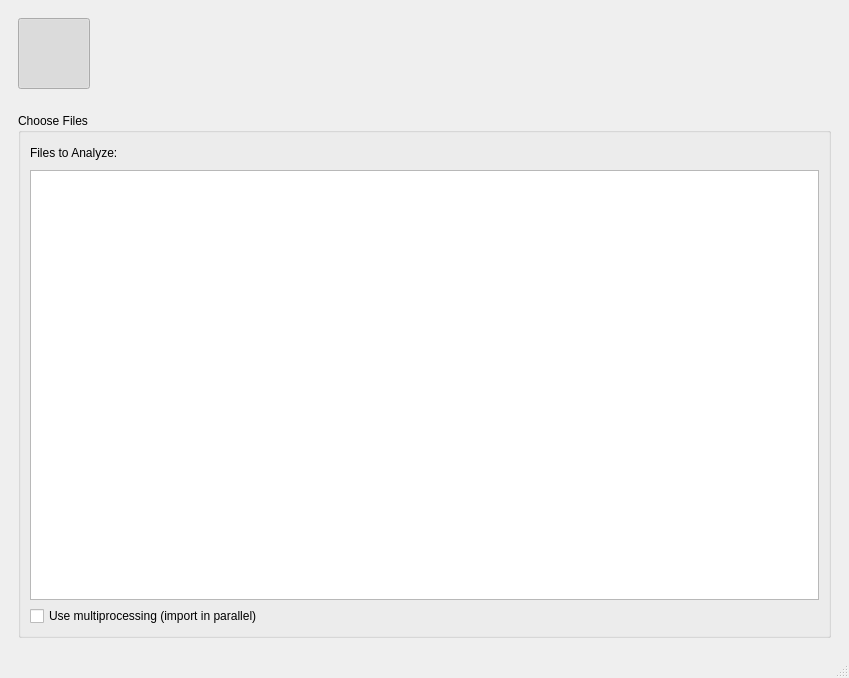
Old version of the form views/ui/main_window.ui in the repository ELVIS-Project/vis-framework.
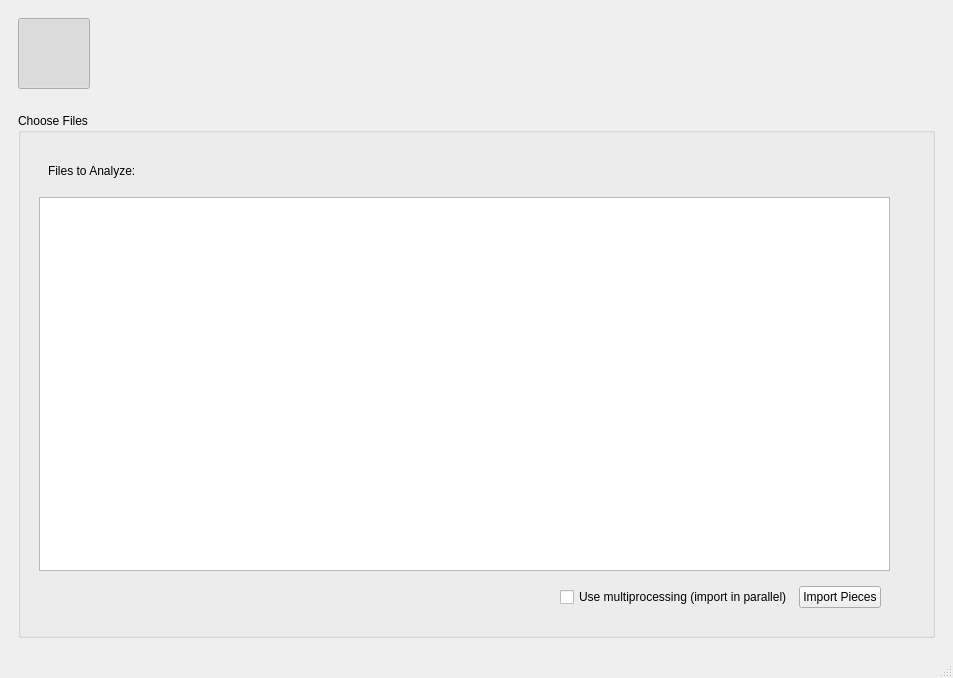
New version of the form. The open tabs and pages were chosen to show the change. Icons and pictures are not drawn.

Commit message:
standalone executable works for OS X
Unfortunately PyInstaller requires your PyQt resources to be compiled,
so loading the .ui file at runtime can't happen for a compiled version.
I guess we'll put a flag for this (something like Debug/Release) in a
configuration file somewhere?

```diff
--- a/views/ui/main_window.ui
+++ b/views/ui/main_window.ui
@@ -6,7 +6,7 @@
    <rect>
     <x>0</x>
     <y>0</y>
-    <width>849</width>
+    <width>953</width>
     <height>678</height>
    </rect>
   </property>
@@ -217,8 +217,80 @@
           <property name="title">
            <string>Choose Files</string>
           </property>
-          <layout class="QGridLayout" name="gridLayout_4">
-           <item row="0" column="4">
+          <layout class="QHBoxLayout" name="horizontalLayout_3">
+           <item>
+            <widget class="QWidget" name="widget_3" native="true">
+             <layout class="QVBoxLayout" name="verticalLayout_7">
+              <item>
+               <widget class="QWidget" name="widget_4" native="true">
+                <layout class="QHBoxLayout" name="horizontalLayout_4">
+                 <item>
+                  <widget class="QLabel" name="label_3">
+                   <property name="text">
+                    <string>Files to Analyze:</string>
+                   </property>
+                  </widget>
+                 </item>
+                 <item>
+                  <spacer name="horizontalSpacer_2">
+                   <property name="orientation">
+                    <enum>Qt::Horizontal</enum>
+                   </property>
+                   <property name="sizeHint" stdset="0">
+                    <size>
+                     <width>40</width>
+                     <height>20</height>
+                    </size>
+                   </property>
+                  </spacer>
+                 </item>
+                 <item>
+                  <widget class="QPushButton" name="btn_dir_add">
+                   <property name="toolTip">
+                    <string>Add Directory</string>
+                   </property>
+                   <property name="text">
+                    <string/>
+                   </property>
+                   <property name="icon">
+                    <iconset resource="icons.qrc">
+                     <normaloff>:/icons/icons/add-dir.png</normaloff>:/icons/icons/add-dir.png</iconset>
+                   </property>
+                   <property name="iconSize">
+                    <size>
+                     <width>32</width>
+                     <height>32</height>
+                    </size>
+                   </property>
+                   <property name="flat">
+                    <bool>true</bool>
+                   </property>
+                  </widget>
+                 </item>
+                 <item>
+                  <widget class="QPushButton" name="btn_file_add">
+                   <property name="toolTip">
+                    <string>Add Files</string>
+                   </property>
+                   <property name="text">
+                    <string/>
+                   </property>
+                   <property name="icon">
+                    <iconset resource="icons.qrc">
+                     <normaloff>:/icons/icons/add-file.png</normaloff>:/icons/icons/add-file.png</iconset>
+                   </property>
+                   <property name="iconSize">
+                    <size>
+                     <width>32</width>
+                     <height>32</height>
+                    </size>
+                   </property>
+                   <property name="flat">
+                    <bool>true</bool>
+                   </property>
+                  </widget>
+                 </item>
+                 <item>
             <widget class="QPushButton" name="btn_file_remove">
              <property name="toolTip">
               <string>Remove Selected Items</string>
@@ -241,14 +313,39 @@
              </property>
             </widget>
            </item>
-           <item row="1" column="0" colspan="5">
+                </layout>
+               </widget>
+              </item>
+              <item>
             <widget class="QListView" name="gui_file_list">
              <property name="selectionMode">
               <enum>QAbstractItemView::ExtendedSelection</enum>
              </property>
             </widget>
            </item>
-           <item row="2" column="0">
+              <item>
+               <widget class="QWidget" name="widget_5" native="true">
+                <property name="layoutDirection">
+                 <enum>Qt::RightToLeft</enum>
+                </property>
+                <layout class="QHBoxLayout" name="horizontalLayout_7">
+                 <item>
+                  <widget class="QPushButton" name="btn_import">
+                   <property name="sizePolicy">
+                    <sizepolicy hsizetype="Preferred" vsizetype="Fixed">
+                     <horstretch>0</horstretch>
+                     <verstretch>0</verstretch>
+                    </sizepolicy>
+                   </property>
+                   <property name="layoutDirection">
+                    <enum>Qt::LeftToRight</enum>
+                   </property>
+                   <property name="text">
+                    <string>Import Pieces</string>
+                   </property>
+                  </widget>
+                 </item>
+                 <item>
             <widget class="QCheckBox" name="chk_multi_import">
              <property name="layoutDirection">
               <enum>Qt::LeftToRight</enum>
@@ -258,61 +355,8 @@
              </property>
             </widget>
            </item>
-           <item row="0" column="2">
-            <widget class="QPushButton" name="btn_dir_add">
-             <property name="toolTip">
-              <string>Add Directory</string>
-             </property>
-             <property name="text">
-              <string/>
-             </property>
-             <property name="icon">
-              <iconset resource="icons.qrc">
-               <normaloff>:/icons/icons/add-dir.png</normaloff>:/icons/icons/add-dir.png</iconset>
-             </property>
-             <property name="iconSize">
-              <size>
-               <width>32</width>
-               <height>32</height>
-              </size>
-             </property>
-             <property name="flat">
-              <bool>true</bool>
-             </property>
-            </widget>
-           </item>
-           <item row="0" column="3">
-            <widget class="QPushButton" name="btn_file_add">
-             <property name="toolTip">
-              <string>Add Files</string>
-             </property>
-             <property name="text">
-              <string/>
-             </property>
-             <property name="icon">
-              <iconset resource="icons.qrc">
-               <normaloff>:/icons/icons/add-file.png</normaloff>:/icons/icons/add-file.png</iconset>
-             </property>
-             <property name="iconSize">
-              <size>
-               <width>32</width>
-               <height>32</height>
-              </size>
-             </property>
-             <property name="flat">
-              <bool>true</bool>
-             </property>
-            </widget>
-           </item>
-           <item row="0" column="0">
-            <widget class="QLabel" name="label_3">
-             <property name="text">
-              <string>Files to Analyze:</string>
-             </property>
-            </widget>
-           </item>
-           <item row="0" column="1">
-            <spacer name="horizontalSpacer_2">
+                 <item>
+                  <spacer name="horizontalSpacer_4">
              <property name="orientation">
               <enum>Qt::Horizontal</enum>
              </property>
@@ -323,6 +367,23 @@
               </size>
              </property>
             </spacer>
+                 </item>
+                </layout>
+               </widget>
+              </item>
+             </layout>
+            </widget>
+           </item>
+           <item>
+            <widget class="QWidget" name="widget" native="true">
+             <property name="maximumSize">
+              <size>
+               <width>200</width>
+               <height>16777215</height>
+              </size>
+             </property>
+             <layout class="QVBoxLayout" name="verticalLayout_8"/>
+            </widget>
            </item>
           </layout>
          </widget>
```
Left out of the diff: 189 changed lines with no effect on the pictures. Lines whose indentation alone changed are shown as unchanged. The commit also changes 2 other files.
